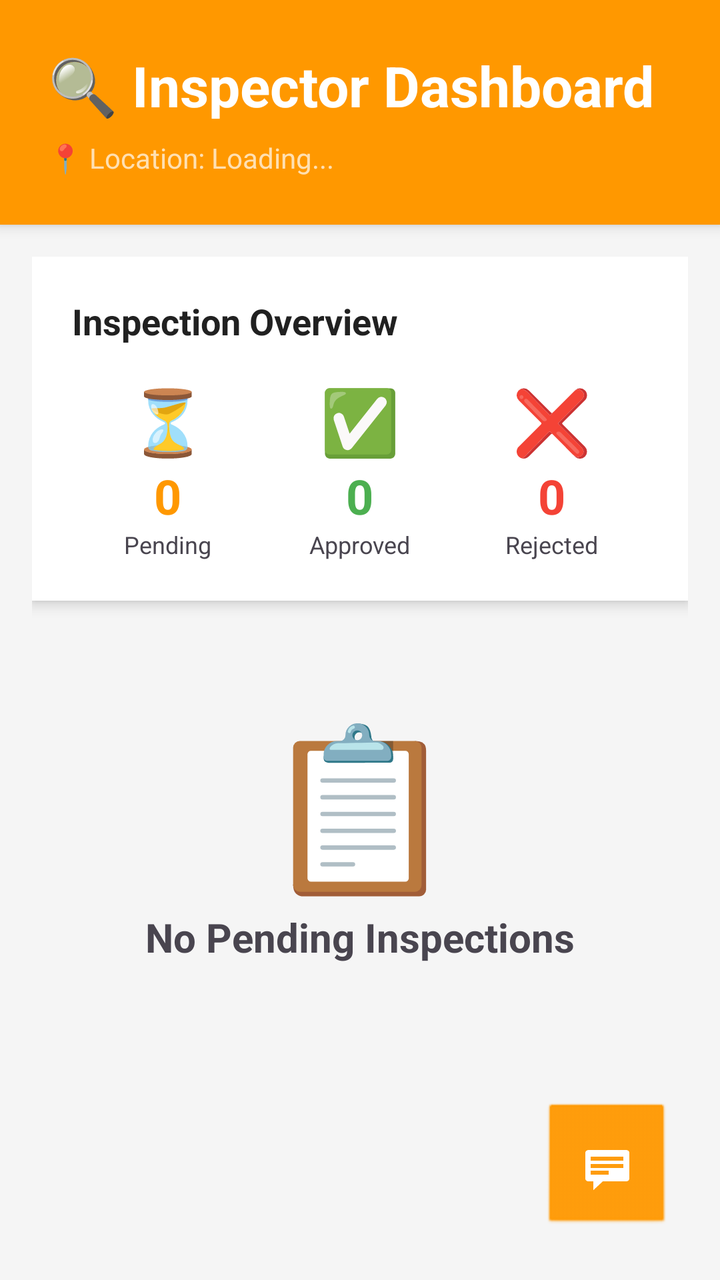
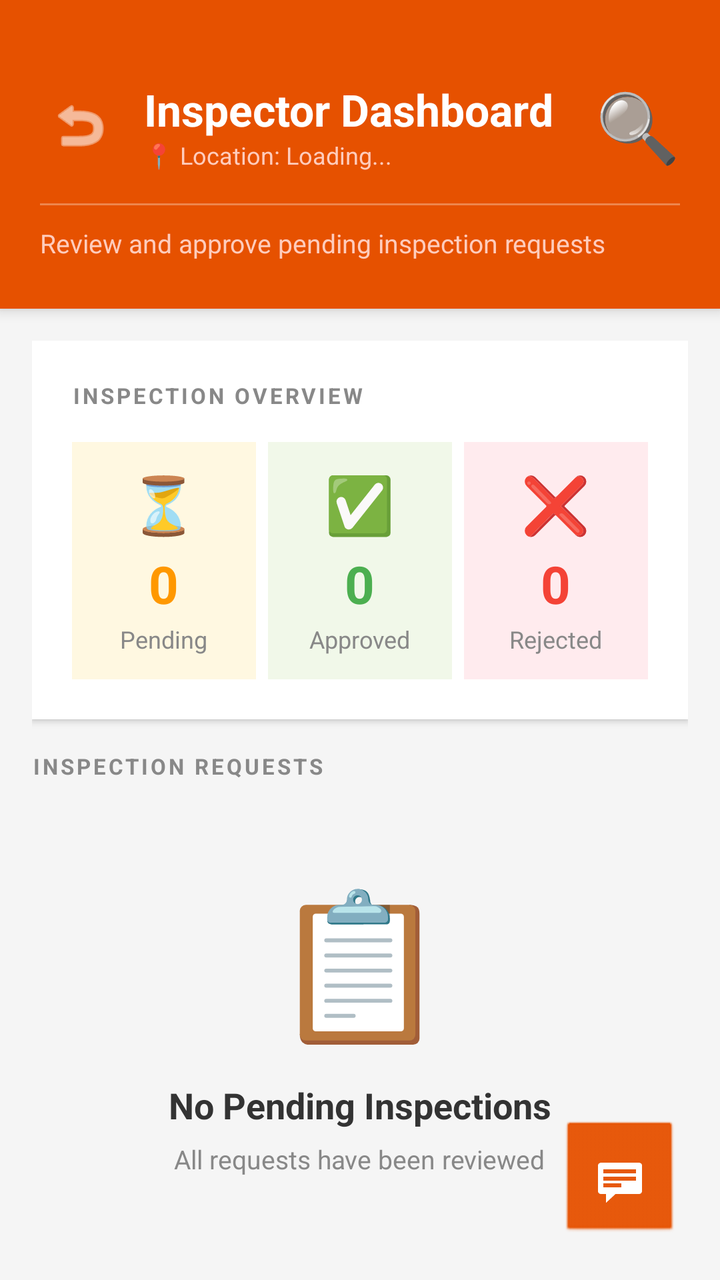

Compare the two renders of this Android layout. The source of the first and the diff that turns it into the second are given below.
<!-- AndroidManifest.xml: application theme Theme.AgriConnect -->
<!-- res/layout/activity_inspector_dashboard.xml -->
<?xml version="1.0" encoding="utf-8"?>
<RelativeLayout xmlns:android="http://schemas.android.com/apk/res/android"
    android:layout_width="match_parent"
    android:layout_height="match_parent"
    android:background="#F5F5F5">

    <LinearLayout
        android:layout_width="match_parent"
        android:layout_height="match_parent"
        android:orientation="vertical">

        <LinearLayout
            android:layout_width="match_parent"
            android:layout_height="wrap_content"
            android:background="#FF9800"
            android:elevation="4dp"
            android:orientation="vertical"
            android:padding="24dp">

            <TextView
                android:layout_width="wrap_content"
                android:layout_height="wrap_content"
                android:text="🔍 Inspector Dashboard"
                android:textColor="#FFFFFF"
                android:textSize="28sp"
                android:textStyle="bold" />

            <TextView
                android:id="@+id/tvInspectorLocation"
                android:layout_width="wrap_content"
                android:layout_height="wrap_content"
                android:layout_marginTop="8dp"
                android:text="📍 Location: Loading..."
                android:textColor="#FFE0B2"
                android:textSize="14sp" />
        </LinearLayout>

        <androidx.core.widget.NestedScrollView
            android:layout_width="match_parent"
            android:layout_height="match_parent"
            android:fillViewport="true">

            <LinearLayout
                android:layout_width="match_parent"
                android:layout_height="wrap_content"
                android:orientation="vertical"
                android:padding="16dp">

                <LinearLayout
                    android:layout_width="match_parent"
                    android:layout_height="wrap_content"
                    android:background="#FFFFFF"
                    android:elevation="4dp"
                    android:orientation="vertical"
                    android:padding="20dp">

                    <TextView
                        android:layout_width="wrap_content"
                        android:layout_height="wrap_content"
                        android:text="Inspection Overview"
                        android:textColor="#212121"
                        android:textSize="18sp"
                        android:textStyle="bold" />

                    <LinearLayout
                        android:layout_width="match_parent"
                        android:layout_height="wrap_content"
                        android:layout_marginTop="16dp"
                        android:orientation="horizontal"
                        android:weightSum="3">

                        <LinearLayout
                            android:layout_width="0dp"
                            android:layout_height="wrap_content"
                            android:layout_weight="1"
                            android:gravity="center"
                            android:orientation="vertical">
                            <TextView android:layout_width="wrap_content" android:layout_height="wrap_content" android:text="⏳" android:textSize="32sp" />
                            <TextView android:id="@+id/tvPendingCount" android:layout_width="wrap_content" android:layout_height="wrap_content" android:text="0" android:textColor="#FF9800" android:textSize="24sp" android:textStyle="bold" />
                            <TextView android:layout_width="wrap_content" android:layout_height="wrap_content" android:text="Pending" android:textSize="12sp" />
                        </LinearLayout>

                        <LinearLayout
                            android:layout_width="0dp"
                            android:layout_height="wrap_content"
                            android:layout_weight="1"
                            android:gravity="center"
                            android:orientation="vertical">
                            <TextView android:layout_width="wrap_content" android:layout_height="wrap_content" android:text="✅" android:textSize="32sp" />
                            <TextView android:id="@+id/tvApprovedCount" android:layout_width="wrap_content" android:layout_height="wrap_content" android:text="0" android:textColor="#4CAF50" android:textSize="24sp" android:textStyle="bold" />
                            <TextView android:layout_width="wrap_content" android:layout_height="wrap_content" android:text="Approved" android:textSize="12sp" />
                        </LinearLayout>

                        <LinearLayout
                            android:layout_width="0dp"
                            android:layout_height="wrap_content"
                            android:layout_weight="1"
                            android:gravity="center"
                            android:orientation="vertical">
                            <TextView android:layout_width="wrap_content" android:layout_height="wrap_content" android:text="❌" android:textSize="32sp" />
                            <TextView android:id="@+id/tvRejectedCount" android:layout_width="wrap_content" android:layout_height="wrap_content" android:text="0" android:textColor="#F44336" android:textSize="24sp" android:textStyle="bold" />
                            <TextView android:layout_width="wrap_content" android:layout_height="wrap_content" android:text="Rejected" android:textSize="12sp" />
                        </LinearLayout>
                    </LinearLayout>
                </LinearLayout>

                <androidx.recyclerview.widget.RecyclerView
                    android:id="@+id/recyclerInspectionRequests"
                    android:layout_width="match_parent"
                    android:layout_height="wrap_content"
                    android:layout_marginTop="16dp"
                    android:nestedScrollingEnabled="false"
                    android:visibility="gone" />

                <LinearLayout
                    android:id="@+id/emptyStateLayout"
                    android:layout_width="match_parent"
                    android:layout_height="wrap_content"
                    android:layout_marginTop="48dp"
                    android:gravity="center"
                    android:orientation="vertical"
                    android:visibility="visible">
                    <TextView android:layout_width="wrap_content" android:layout_height="wrap_content" android:text="📋" android:textSize="80sp" />
                    <TextView android:layout_width="wrap_content" android:layout_height="wrap_content" android:text="No Pending Inspections" android:textStyle="bold" android:textSize="20sp" />
                </LinearLayout>

            </LinearLayout>
        </androidx.core.widget.NestedScrollView>
    </LinearLayout>

    <ImageButton
        android:id="@+id/btnChatbotCorner"
        android:layout_width="65dp"
        android:layout_height="65dp"
        android:layout_alignParentBottom="true"
        android:layout_alignParentEnd="true"
        android:layout_margin="24dp"
        android:background="@android:drawable/btn_default"
        android:backgroundTint="#FF9800"
        android:elevation="8dp"
        android:padding="12dp"
        android:scaleType="centerInside"
        android:src="@android:drawable/stat_notify_chat"
        android:tint="#FFFFFF" />

</RelativeLayout>
<!-- resources referenced by this layout -->
<resources>
  <style name="Theme.AgriConnect" parent="Theme.Material3.DayNight.NoActionBar">
  
          
          <item name="colorPrimary">@color/successGreen</item>
          <item name="colorOnPrimary">@color/white</item>
  
          
          <item name="colorSecondary">@color/greenAccent</item>
          <item name="colorOnSecondary">@color/white</item>
  
          
          <item name="android:colorBackground">@color/backgroundLight</item>
          <item name="colorSurface">@color/white</item>
  
          
          <item name="android:statusBarColor">@color/green</item>
  
      </style>
  <color name="successGreen">#388E3C</color>
  <color name="white">#FFFFFF</color>
  <color name="greenAccent">#66BB6A</color>
  <color name="backgroundLight">#F5F5F5</color>
  <color name="green">#4CAF50</color>
</resources>

<!-- the commit's change to res/layout/activity_inspector_dashboard.xml (unified diff, before → after) -->
@@ -1,5 +1,6 @@
 <?xml version="1.0" encoding="utf-8"?>
 <RelativeLayout xmlns:android="http://schemas.android.com/apk/res/android"
+    xmlns:app="http://schemas.android.com/apk/res-auto"
     android:layout_width="match_parent"
     android:layout_height="match_parent"
     android:background="#F5F5F5">
@@ -9,30 +10,74 @@
         android:layout_height="match_parent"
         android:orientation="vertical">
 
+        
         <LinearLayout
             android:layout_width="match_parent"
             android:layout_height="wrap_content"
-            android:background="#FF9800"
-            android:elevation="4dp"
+            android:background="#E65100"
+            android:paddingStart="20dp"
+            android:paddingEnd="20dp"
+            android:paddingTop="40dp"
+            android:paddingBottom="24dp"
             android:orientation="vertical"
-            android:padding="24dp">
+            android:elevation="4dp">
+
+            <LinearLayout
+                android:layout_width="match_parent"
+                android:layout_height="wrap_content"
+                android:orientation="horizontal"
+                android:gravity="center_vertical">
+
+                <ImageButton
+                    android:id="@+id/btnBack"
+                    android:layout_width="40dp"
+                    android:layout_height="40dp"
+                    android:background="?attr/selectableItemBackgroundBorderless"
+                    android:src="@android:drawable/ic_menu_revert"
+                    app:tint="#FFFFFF" />
+
+                <LinearLayout
+                    android:layout_width="0dp"
+                    android:layout_height="wrap_content"
+                    android:layout_weight="1"
+                    android:orientation="vertical"
+                    android:layout_marginStart="12dp">
+                    <TextView
+                        android:layout_width="wrap_content"
+                        android:layout_height="wrap_content"
+                        android:text="Inspector Dashboard"
+                        android:textColor="#FFFFFF"
+                        android:textSize="22sp"
+                        android:textStyle="bold" />
+                    <TextView
+                        android:id="@+id/tvInspectorLocation"
+                        android:layout_width="wrap_content"
+                        android:layout_height="wrap_content"
+                        android:text="📍 Location: Loading..."
+                        android:textColor="#FFCCBC"
+                        android:textSize="12sp" />
+                </LinearLayout>
+
+                <TextView
+                    android:layout_width="wrap_content"
+                    android:layout_height="wrap_content"
+                    android:text="🔍"
+                    android:textSize="34sp" />
+            </LinearLayout>
+
+            <View
+                android:layout_width="match_parent"
+                android:layout_height="1dp"
+                android:background="#4DFFFFFF"
+                android:layout_marginTop="16dp" />
 
             <TextView
                 android:layout_width="wrap_content"
                 android:layout_height="wrap_content"
-                android:text="🔍 Inspector Dashboard"
-                android:textColor="#FFFFFF"
-                android:textSize="28sp"
-                android:textStyle="bold" />
-
-            <TextView
-                android:id="@+id/tvInspectorLocation"
-                android:layout_width="wrap_content"
-                android:layout_height="wrap_content"
-                android:layout_marginTop="8dp"
-                android:text="📍 Location: Loading..."
-                android:textColor="#FFE0B2"
-                android:textSize="14sp" />
+                android:text="Review and approve pending inspection requests"
+                android:textSize="13sp"
+                android:textColor="#FFCCBC"
+                android:layout_marginTop="10dp" />
         </LinearLayout>
 
         <androidx.core.widget.NestedScrollView
@@ -44,84 +89,112 @@
                 android:layout_width="match_parent"
                 android:layout_height="wrap_content"
                 android:orientation="vertical"
-                android:padding="16dp">
-
+                android:padding="16dp"
+                android:paddingBottom="100dp">
+
+                
                 <LinearLayout
                     android:layout_width="match_parent"
                     android:layout_height="wrap_content"
                     android:background="#FFFFFF"
-                    android:elevation="4dp"
+                    android:elevation="2dp"
                     android:orientation="vertical"
-                    android:padding="20dp">
+                    android:padding="20dp"
+                    android:layout_marginBottom="16dp">
 
                     <TextView
                         android:layout_width="wrap_content"
                         android:layout_height="wrap_content"
-                        android:text="Inspection Overview"
-                        android:textColor="#212121"
-                        android:textSize="18sp"
-                        android:textStyle="bold" />
+                        android:text="INSPECTION OVERVIEW"
+                        android:textColor="#888888"
+                        android:textSize="11sp"
+                        android:textStyle="bold"
+                        android:letterSpacing="0.12"
+                        android:layout_marginBottom="16dp" />
 
                     <LinearLayout
                         android:layout_width="match_parent"
                         android:layout_height="wrap_content"
-                        android:layout_marginTop="16dp"
                         android:orientation="horizontal"
                         android:weightSum="3">
 
+                        
                         <LinearLayout
                             android:layout_width="0dp"
                             android:layout_height="wrap_content"
                             android:layout_weight="1"
                             android:gravity="center"
-                            android:orientation="vertical">
-                            <TextView android:layout_width="wrap_content" android:layout_height="wrap_content" android:text="⏳" android:textSize="32sp" />
-                            <TextView android:id="@+id/tvPendingCount" android:layout_width="wrap_content" android:layout_height="wrap_content" android:text="0" android:textColor="#FF9800" android:textSize="24sp" android:textStyle="bold" />
-                            <TextView android:layout_width="wrap_content" android:layout_height="wrap_content" android:text="Pending" android:textSize="12sp" />
+                            android:orientation="vertical"
+                            android:background="#FFF8E1"
+                            android:padding="12dp"
+                            android:layout_marginEnd="6dp">
+                            <TextView android:layout_width="wrap_content" android:layout_height="wrap_content" android:text="⏳" android:textSize="28sp" />
+                            <TextView android:id="@+id/tvPendingCount" android:layout_width="wrap_content" android:layout_height="wrap_content" android:text="0" android:textColor="#FF9800" android:textSize="26sp" android:textStyle="bold" android:layout_marginTop="4dp" />
+                            <TextView android:layout_width="wrap_content" android:layout_height="wrap_content" android:text="Pending" android:textSize="12sp" android:textColor="#888888" android:layout_marginTop="2dp" />
                         </LinearLayout>
 
+                        
                         <LinearLayout
                             android:layout_width="0dp"
                             android:layout_height="wrap_content"
                             android:layout_weight="1"
                             android:gravity="center"
-                            android:orientation="vertical">
-                            <TextView android:layout_width="wrap_content" android:layout_height="wrap_content" android:text="✅" android:textSize="32sp" />
-                            <TextView android:id="@+id/tvApprovedCount" android:layout_width="wrap_content" android:layout_height="wrap_content" android:text="0" android:textColor="#4CAF50" android:textSize="24sp" android:textStyle="bold" />
-                            <TextView android:layout_width="wrap_content" android:layout_height="wrap_content" android:text="Approved" android:textSize="12sp" />
+                            android:orientation="vertical"
+                            android:background="#F1F8E9"
+                            android:padding="12dp"
+                            android:layout_marginEnd="6dp">
+                            <TextView android:layout_width="wrap_content" android:layout_height="wrap_content" android:text="✅" android:textSize="28sp" />
+                            <TextView android:id="@+id/tvApprovedCount" android:layout_width="wrap_content" android:layout_height="wrap_content" android:text="0" android:textColor="#4CAF50" android:textSize="26sp" android:textStyle="bold" android:layout_marginTop="4dp" />
+                            <TextView android:layout_width="wrap_content" android:layout_height="wrap_content" android:text="Approved" android:textSize="12sp" android:textColor="#888888" android:layout_marginTop="2dp" />
                         </LinearLayout>
 
+                        
                         <LinearLayout
                             android:layout_width="0dp"
                             android:layout_height="wrap_content"
                             android:layout_weight="1"
                             android:gravity="center"
-                            android:orientation="vertical">
-                            <TextView android:layout_width="wrap_content" android:layout_height="wrap_content" android:text="❌" android:textSize="32sp" />
-                            <TextView android:id="@+id/tvRejectedCount" android:layout_width="wrap_content" android:layout_height="wrap_content" android:text="0" android:textColor="#F44336" android:textSize="24sp" android:textStyle="bold" />
-                            <TextView android:layout_width="wrap_content" android:layout_height="wrap_content" android:text="Rejected" android:textSize="12sp" />
+                            android:orientation="vertical"
+                            android:background="#FFEBEE"
+                            android:padding="12dp">
+                            <TextView android:layout_width="wrap_content" android:layout_height="wrap_content" android:text="❌" android:textSize="28sp" />
+                            <TextView android:id="@+id/tvRejectedCount" android:layout_width="wrap_content" android:layout_height="wrap_content" android:text="0" android:textColor="#F44336" android:textSize="26sp" android:textStyle="bold" android:layout_marginTop="4dp" />
+                            <TextView android:layout_width="wrap_content" android:layout_height="wrap_content" android:text="Rejected" android:textSize="12sp" android:textColor="#888888" android:layout_marginTop="2dp" />
                         </LinearLayout>
+
                     </LinearLayout>
                 </LinearLayout>
+
+                
+                <TextView
+                    android:layout_width="wrap_content"
+                    android:layout_height="wrap_content"
+                    android:text="INSPECTION REQUESTS"
+                    android:textSize="11sp"
+                    android:textColor="#888888"
+                    android:textStyle="bold"
+                    android:letterSpacing="0.12"
+                    android:layout_marginBottom="10dp" />
 
                 <androidx.recyclerview.widget.RecyclerView
                     android:id="@+id/recyclerInspectionRequests"
                     android:layout_width="match_parent"
                     android:layout_height="wrap_content"
-                    android:layout_marginTop="16dp"
                     android:nestedScrollingEnabled="false"
                     android:visibility="gone" />
 
+                
                 <LinearLayout
                     android:id="@+id/emptyStateLayout"
                     android:layout_width="match_parent"
                     android:layout_height="wrap_content"
-                    android:layout_marginTop="48dp"
+                    android:layout_marginTop="32dp"
                     android:gravity="center"
                     android:orientation="vertical"
                     android:visibility="visible">
-                    <TextView android:layout_width="wrap_content" android:layout_height="wrap_content" android:text="📋" android:textSize="80sp" />
-                    <TextView android:layout_width="wrap_content" android:layout_height="wrap_content" android:text="No Pending Inspections" android:textStyle="bold" android:textSize="20sp" />
+                    <TextView android:layout_width="wrap_content" android:layout_height="wrap_content" android:text="📋" android:textSize="72sp" />
+                    <TextView android:layout_width="wrap_content" android:layout_height="wrap_content" android:text="No Pending Inspections" android:textStyle="bold" android:textSize="18sp" android:textColor="#333333" android:layout_marginTop="12dp" />
+                    <TextView android:layout_width="wrap_content" android:layout_height="wrap_content" android:text="All requests have been reviewed" android:textSize="13sp" android:textColor="#888888" android:layout_marginTop="6dp" />
                 </LinearLayout>
 
             </LinearLayout>
@@ -130,17 +203,17 @@
 
     <ImageButton
         android:id="@+id/btnChatbotCorner"
-        android:layout_width="65dp"
-        android:layout_height="65dp"
+        android:layout_width="60dp"
+        android:layout_height="60dp"
         android:layout_alignParentBottom="true"
         android:layout_alignParentEnd="true"
-        android:layout_margin="24dp"
+        android:layout_margin="20dp"
         android:background="@android:drawable/btn_default"
-        android:backgroundTint="#FF9800"
+        android:backgroundTint="#E65100"
         android:elevation="8dp"
-        android:padding="12dp"
+        android:padding="14dp"
         android:scaleType="centerInside"
         android:src="@android:drawable/stat_notify_chat"
-        android:tint="#FFFFFF" />
+        app:tint="#FFFFFF" />
 
 </RelativeLayout>
